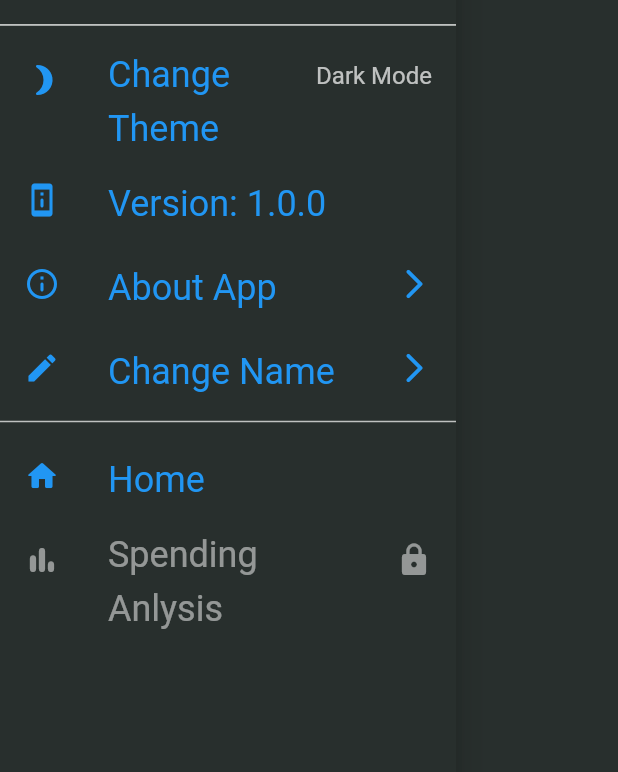
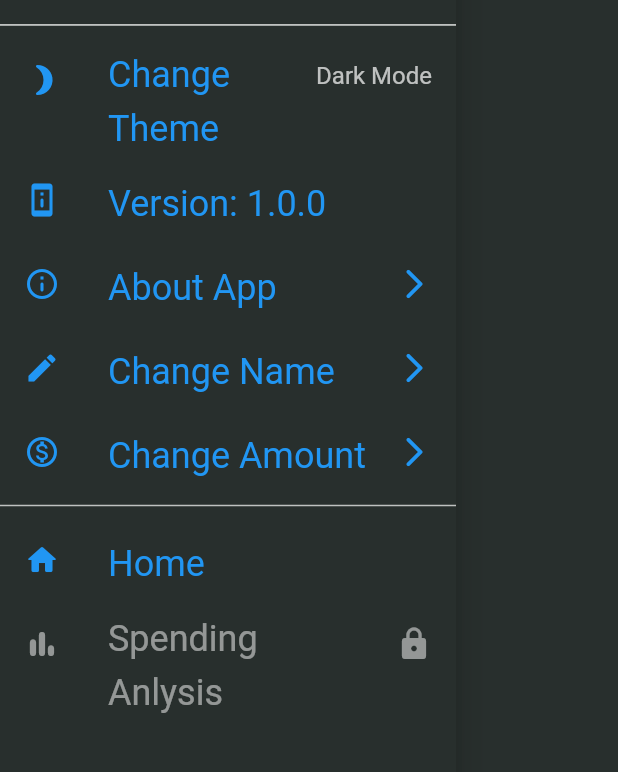
Before and after one commit to Sam21-39/Spend-Analytics, a Flutter app: the NavigationDrawer widget shown alone on an empty page, opened directly, on a phone screen of 412 x 824 dp, the part 216-988 px from its top. Run offline on Flutter 3.47's test engine with Material 2 defaults, Android fonts, the phone set to English and light mode, and no system bars; our stand-ins replace fl_chart, flutter_screenutil, flutter_svg, package_info, shared_preferences, sqflite and 1 more; accounts and stored records are empty.

Commit message:
Amount change added

```diff
--- a/spend_analytics/lib/Widgets/navigation_drawer.dart
+++ b/spend_analytics/lib/Widgets/navigation_drawer.dart
@@ -3,6 +3,7 @@ import 'package:flutter_svg/flutter_svg.dart';
 import 'package:package_info/package_info.dart';
 import 'package:shared_preferences/shared_preferences.dart';
 import 'package:spend_analytics/Screens/DrawerMenu/about.dart';
+import 'package:spend_analytics/Screens/Onboarding/amount.dart';
 import 'package:spend_analytics/Screens/Onboarding/name.dart';
 import 'package:spend_analytics/Utils/display_utils.dart';
 import 'package:spend_analytics/Utils/sp_constants.dart';
@@ -138,6 +139,29 @@ class _NavigationDrawerState extends State<NavigationDrawer> {
               Icons.arrow_forward_ios_rounded,
             ),
           ),
+          ListTile(
+            onTap: () => Navigator.of(context)
+                .push(
+                  MaterialPageRoute(
+                    builder: (context) => Amount(
+                      isChanging: true,
+                    ),
+                  ),
+                )
+                .then(
+                  (value) => Navigator.pop(context),
+                ),
+            selected: true,
+            leading: Icon(
+              Icons.monetization_on_outlined,
+            ),
+            title: Text(
+              "Change Amount",
+            ),
+            trailing: Icon(
+              Icons.arrow_forward_ios_rounded,
+            ),
+          ),
           Divider(
             thickness: 1.0,
             color: Theme.of(context).dividerColor,
```
Also changed, not shown: spend_analytics/lib/Screens/Onboarding/amount.dart (+49 -1 lines).
